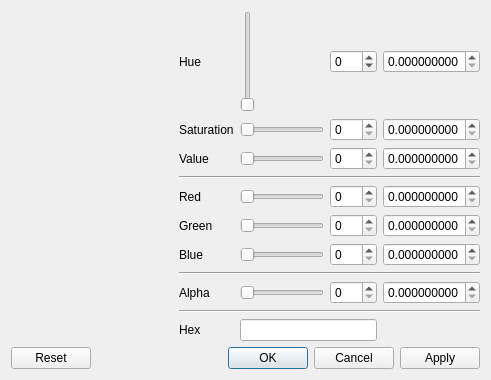
Before: the Qt Designer form src/color_dialog.ui in Xuno/Qt-Color-Widgets, drawn with Qt 5.
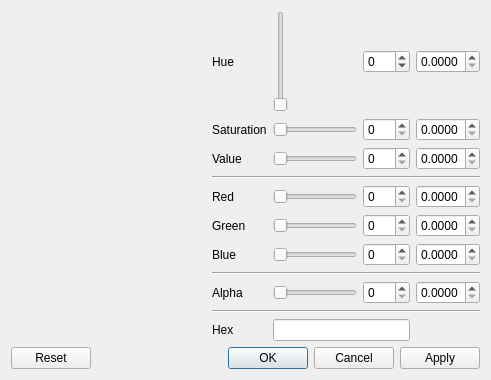
After: the same form once the commit is applied. Icons and pictures are not drawn. Custom widgets are drawn as their Qt base class.

Commit message: set decimals to 4 at float

Patch:
```diff
--- a/src/color_dialog.ui
+++ b/src/color_dialog.ui
@@ -42,7 +42,7 @@
        <item row="4" column="3">
         <widget class="QDoubleSpinBox" name="dspin_red">
          <property name="decimals">
-          <number>9</number>
+          <number>4</number>
          </property>
          <property name="maximum">
           <double>1.000000000000000</double>
@@ -266,7 +266,7 @@
        <item row="5" column="3">
         <widget class="QDoubleSpinBox" name="dspin_green">
          <property name="decimals">
-          <number>9</number>
+          <number>4</number>
          </property>
          <property name="maximum">
           <double>1.000000000000000</double>
@@ -279,7 +279,7 @@
        <item row="6" column="3">
         <widget class="QDoubleSpinBox" name="dspin_blue">
          <property name="decimals">
-          <number>9</number>
+          <number>4</number>
          </property>
          <property name="maximum">
           <double>1.000000000000000</double>
@@ -292,7 +292,7 @@
        <item row="8" column="3">
         <widget class="QDoubleSpinBox" name="dspin_alpha">
          <property name="decimals">
-          <number>9</number>
+          <number>4</number>
          </property>
          <property name="maximum">
           <double>1.000000000000000</double>
@@ -305,7 +305,7 @@
        <item row="2" column="3">
         <widget class="QDoubleSpinBox" name="dspin_value">
          <property name="decimals">
-          <number>9</number>
+          <number>4</number>
          </property>
          <property name="maximum">
           <double>1.000000000000000</double>
@@ -318,7 +318,7 @@
        <item row="1" column="3">
         <widget class="QDoubleSpinBox" name="dspin_saturation">
          <property name="decimals">
-          <number>9</number>
+          <number>4</number>
          </property>
          <property name="maximum">
           <double>1.000000000000000</double>
@@ -331,7 +331,7 @@
        <item row="0" column="3">
         <widget class="QDoubleSpinBox" name="dspin_hue">
          <property name="decimals">
-          <number>9</number>
+          <number>4</number>
          </property>
          <property name="maximum">
           <double>1.000000000000000</double>
```
